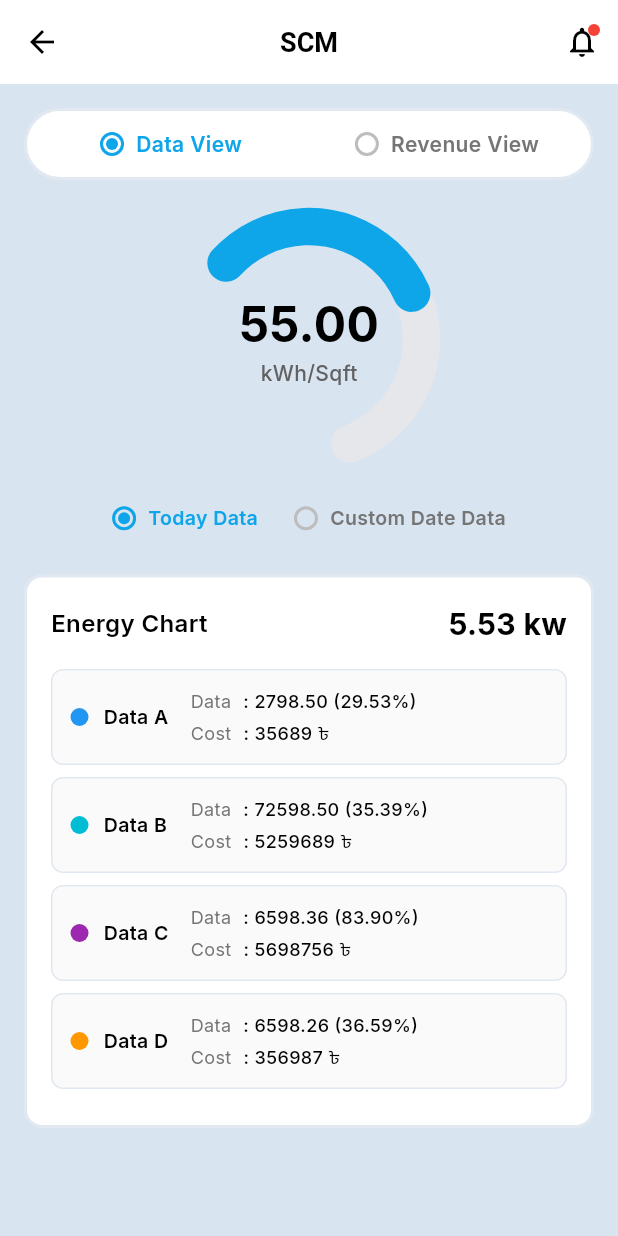
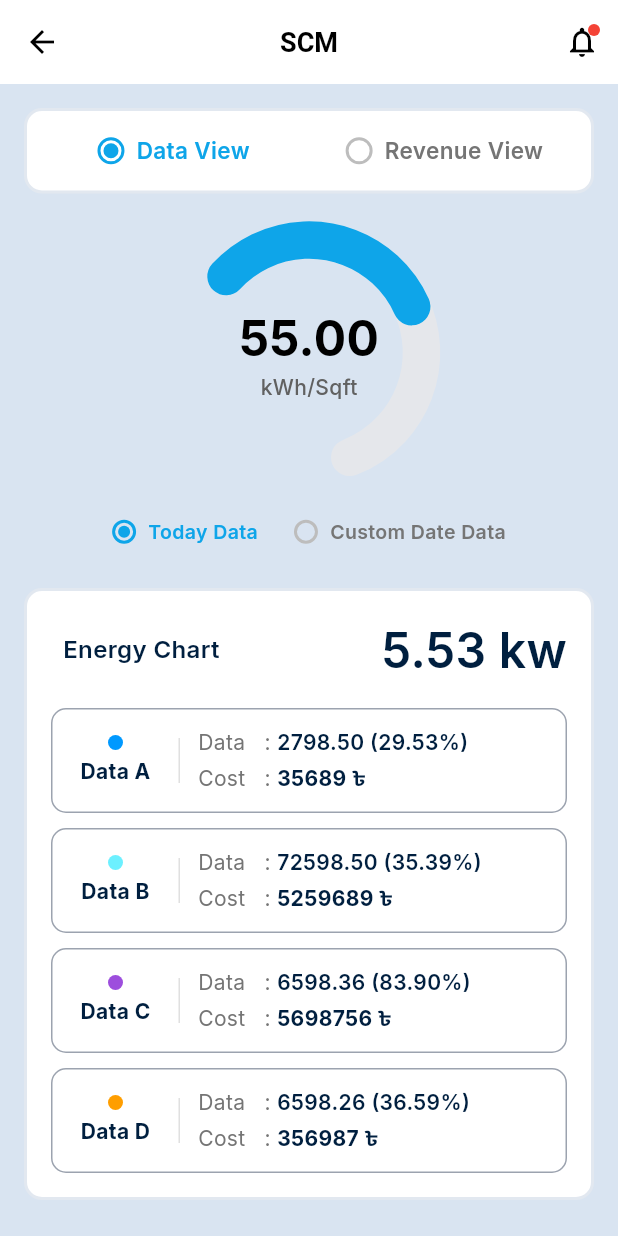
Before and after one commit to AbuZafor99/Scube_Test_Project, a Flutter app: the DetailsViewScreen screen opened by its route, on a phone screen of 412 x 824 dp. Run offline on Flutter 3.47's test engine with Material 3 defaults, Android fonts, the phone set to English and light mode, and no system bars; our stand-ins replace get, google_fonts, shimmer; missing offline and left inert: flutx_core.

Commit message:
commit with some update in cost info widgets, energy card and toggle view

```diff
--- a/lib/features/details_view/presentation/widgets/energy_chart_card_widget.dart
+++ b/lib/features/details_view/presentation/widgets/energy_chart_card_widget.dart
@@ -1,7 +1,6 @@
 import 'package:flutter/material.dart';
 import 'package:scube_task_app/core/common/constants/app_texts.dart';
 import 'package:scube_task_app/core/theme/app_colors.dart';
-import 'package:scube_task_app/features/details_view/presentation/widgets/data_row_widget.dart';
 
 class EnergyChartCardWidget extends StatelessWidget {
   final String energyValue;
@@ -24,58 +23,170 @@ class EnergyChartCardWidget extends StatelessWidget {
       child: Column(
         children: [
           // Header with title and energy value
-          Row(
+          Padding(
+            padding: const EdgeInsets.only(bottom: 16),
+            child: Row(
               mainAxisAlignment: MainAxisAlignment.spaceBetween,
               children: [
-              Text(
+                Padding(
+                  padding: const EdgeInsets.only(left: 8.0),
+                  child: Text(
                     AppTexts.energyChart,
                     style: const TextStyle(
-                  color: Colors.black,
+                      color: Color(0xFF001F3F), // Dark Blue
                       fontSize: 16,
                       fontWeight: FontWeight.w600,
+                    ),
                   ),
                 ),
                 Text(
                   energyValue,
                   style: const TextStyle(
-                  color: Colors.black,
-                  fontSize: 20,
+                    color: Color(0xFF001F3F), // Dark Blue
+                    fontSize: 32,
+                    fontWeight: FontWeight.w600,
+                  ),
+                ),
+              ],
+            ),
+          ),
+
+          // Data List Items
+          _buildDataItem(
+            AppTexts.dataA,
+            const Color(0xFF0099FF), // Cyan/Blue
+            '2798.50',
+            '29.53%',
+            '35689 ৳',
+          ),
+          const SizedBox(height: 10),
+          _buildDataItem(
+            AppTexts.dataB,
+            const Color(0xFF6CF0FF), // Light Cyan
+            '72598.50',
+            '35.39%',
+            '5259689 ৳',
+          ),
+          const SizedBox(height: 10),
+          _buildDataItem(
+            AppTexts.dataC,
+            const Color(0xFF9D4EDD), // Purple
+            '6598.36',
+            '83.90%',
+            '5698756 ৳',
+          ),
+          const SizedBox(height: 10),
+          _buildDataItem(
+            AppTexts.dataD,
+            const Color(0xFFFF9E00), // Orange
+            '6598.26',
+            '36.59%',
+            '356987 ৳',
+          ),
+        ],
+      ),
+    );
+  }
+
+  Widget _buildDataItem(String label, Color dotColor, String dataVal, String percent, String costVal) {
+    return Container(
+      padding: const EdgeInsets.symmetric(vertical: 12, horizontal: 12),
+      decoration: BoxDecoration(
+        borderRadius: BorderRadius.circular(10),
+        border: Border.all(color: const Color(0xFF9CA3AF), width: 1), // Grey border
+      ),
+      child: Row(
+        children: [
+          // Left Section: Icon + Label
+          SizedBox(
+            width: 60,
+            child: Column(
+              mainAxisAlignment: MainAxisAlignment.center,
+              children: [
+                Container(
+                  width: 10,
+                  height: 10,
+                  decoration: BoxDecoration(
+                    color: dotColor,
+                    shape: BoxShape.circle,
+                  ),
+                ),
+                const SizedBox(height: 4),
+                Text(
+                  label,
+                  style: const TextStyle(
+                    color: Color(0xFF001F3F),
+                    fontSize: 14,
+                    fontWeight: FontWeight.w700,
+                  ),
+                  textAlign: TextAlign.center,
+                ),
+              ],
+            ),
+          ),
+
+          // Divider
+          Container(
+            height: 30,
+            width: 1,
+            color: Colors.grey[300],
+            margin: const EdgeInsets.symmetric(horizontal: 12),
+          ),
+
+          // Right Section: Data Rows
+          Expanded(
+            child: Column(
+              crossAxisAlignment: CrossAxisAlignment.start,
+              children: [
+                Row(
+                  children: [
+                    SizedBox(
+                      width: 40,
+                      child: Text(
+                        'Data',
+                        style: TextStyle(color: Colors.grey[600], fontSize: 14),
+                      ),
+                    ),
+                    Text(
+                      ' : ',
+                      style: TextStyle(color: Colors.grey[600], fontSize: 14),
+                    ),
+                    Text(
+                      '$dataVal ($percent)',
+                      style: const TextStyle(
+                        color: Color(0xFF001F3F),
+                        fontSize: 14,
+                        fontWeight: FontWeight.w600,
+                      ),
+                    ),
+                  ],
+                ),
+                const SizedBox(height: 4),
+                Row(
+                  children: [
+                    SizedBox(
+                      width: 40,
+                      child: Text(
+                        'Cost',
+                        style: TextStyle(color: Colors.grey[600], fontSize: 14),
+                      ),
+                    ),
+                    Text(
+                      ' : ',
+                      style: TextStyle(color: Colors.grey[600], fontSize: 14),
+                    ),
+                    Text(
+                      costVal,
+                      style: const TextStyle(
+                        color: Color(0xFF001F3F),
+                        fontSize: 14,
                         fontWeight: FontWeight.w700,
                       ),
                     ),
                   ],
                 ),
-
-          const SizedBox(height: 16),
-
-          // Data rows
-          const DataRowWidget(
-            label: AppTexts.dataA,
-            indicatorColor: AppColors.dataIndicatorA,
-            dataValue: '2798.50',
-            dataPercentage: '29.53%',
-            costValue: '35689 ৳',
+              ],
             ),
-          const DataRowWidget(
-            label: AppTexts.dataB,
-            indicatorColor: AppColors.dataIndicatorB,
-            dataValue: '72598.50',
-            dataPercentage: '35.39%',
-            costValue: '5259689 ৳',
-          ),
-          const DataRowWidget(
-            label: AppTexts.dataC,
-            indicatorColor: AppColors.dataIndicatorC,
-            dataValue: '6598.36',
-            dataPercentage: '83.90%',
-            costValue: '5698756 ৳',
-          ),
-          const DataRowWidget(
-            label: AppTexts.dataD,
-            indicatorColor: AppColors.dataIndicatorD,
-            dataValue: '6598.26',
-            dataPercentage: '36.59%',
-            costValue: '356987 ৳',
           ),
         ],
       ),
--- a/lib/features/details_view/presentation/widgets/view_toggle_widget.dart
+++ b/lib/features/details_view/presentation/widgets/view_toggle_widget.dart
@@ -16,10 +16,10 @@ class ViewToggleWidget extends StatelessWidget {
   Widget build(BuildContext context) {
     return Obx(() => Container(
       margin: const EdgeInsets.symmetric(horizontal: 16, vertical: 16),
-      padding: const EdgeInsets.all(4),
+      padding: const EdgeInsets.symmetric(horizontal: 8, vertical: 4),
       decoration: BoxDecoration(
         color: Colors.white,
-        borderRadius: BorderRadius.circular(25),
+        borderRadius: BorderRadius.circular(12),
         border: Border.all(color: AppColors.homeCardBorder, width: 2),
       ),
       child: Row(
@@ -31,6 +31,7 @@ class ViewToggleWidget extends StatelessWidget {
               () => controller.toggleView(true),
             ),
           ),
+          Container(width: 1, height: 24, color: Colors.transparent), // Separation spacer if needed
           Expanded(
             child: _buildToggleOption(
               AppTexts.revenueView,
@@ -47,17 +48,15 @@ class ViewToggleWidget extends StatelessWidget {
     return GestureDetector(
       onTap: onTap,
       child: Container(
-        padding: const EdgeInsets.symmetric(vertical: 8),
-        decoration: BoxDecoration(
-          color: isSelected ? Colors.transparent : Colors.transparent,
-          borderRadius: BorderRadius.circular(20),
-        ),
+        color: Colors.transparent, // Hit test area
+        padding: const EdgeInsets.symmetric(vertical: 12),
         child: Row(
           mainAxisAlignment: MainAxisAlignment.center,
           children: [
+            // Radio button circle
             Container(
-              width: 16,
-              height: 16,
+              width: 18,
+              height: 18,
               decoration: BoxDecoration(
                 shape: BoxShape.circle,
                 border: Border.all(
@@ -68,8 +67,8 @@ class ViewToggleWidget extends StatelessWidget {
               child: isSelected
                   ? Center(
                       child: Container(
-                        width: 8,
-                        height: 8,
+                        width: 10,
+                        height: 10,
                         decoration: const BoxDecoration(
                           color: AppColors.homeTabActive,
                           shape: BoxShape.circle,
@@ -83,7 +82,7 @@ class ViewToggleWidget extends StatelessWidget {
               title,
               style: TextStyle(
                 color: isSelected ? AppColors.homeTabActive : Colors.grey[600],
-                fontSize: 14,
+                fontSize: 15,
                 fontWeight: FontWeight.w600,
               ),
             ),
```
Also changed, not shown: lib/features/details_view/presentation/widgets/data_cost_info_widget.dart (added, +125 -0 lines). Lines whose indentation alone changed are shown as unchanged.
